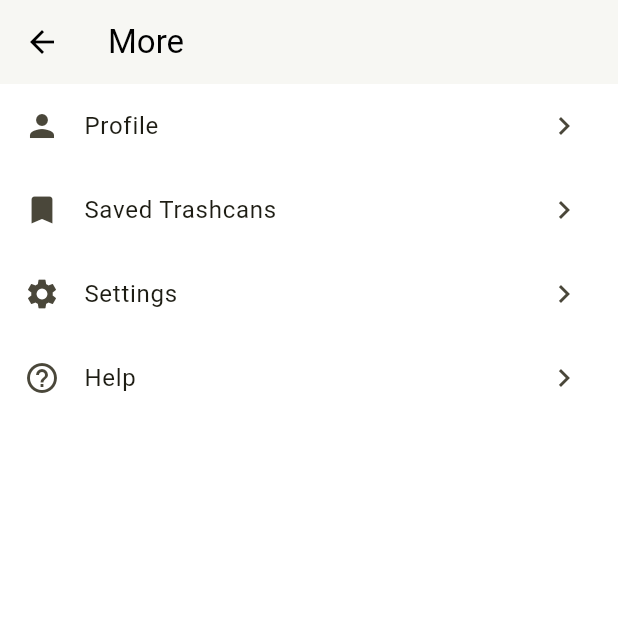
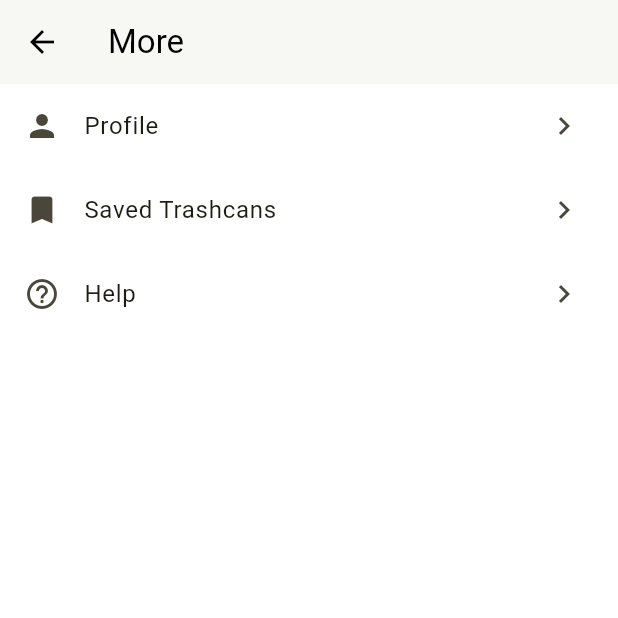
Before and after one commit to jhenselmann/trash_app, a Flutter app: the MorePage screen opened directly, on a phone screen of 412 x 824 dp, the top half of it. Run offline on Flutter 3.47's test engine with Material 3 defaults, Android fonts, the phone set to English and light mode, and no system bars; our stand-ins replace flutter_dotenv, flutter_map, flutter_svg, geocoding, latlong2, location and 1 more; missing offline and left inert: flutter_map_marker_cluster; accounts and stored records are empty.

Commit message:
delete added by you

```diff
--- a/lib/screens/more.dart
+++ b/lib/screens/more.dart
@@ -37,18 +37,6 @@ class MorePage extends StatelessWidget {
           ),
           _buildListTile(
             context,
-            icon: Icons.settings,
-            title: 'Settings',
-            onTap: () {
-              ScaffoldMessenger.of(context).showSnackBar(
-                const SnackBar(
-                  content: Text('Settings are not implemented yet. '),
-                ),
-              );
-            },
-          ),
-          _buildListTile(
-            context,
             icon: Icons.help_outline,
             title: 'Help',
             onTap: () {
```
